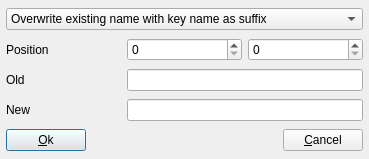
davy7125/polyphone, file sources/dialogs/dialog_rename.ui: the form before one commit.
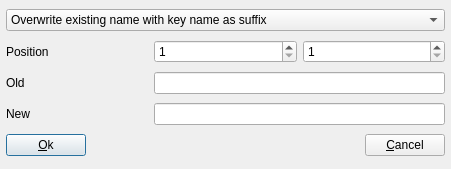
The form after the commit. Icons and pictures are not drawn.

Commit message: Rename positions

The edit to the form file:
```diff
--- a/sources/dialogs/dialog_rename.ui
+++ b/sources/dialogs/dialog_rename.ui
@@ -9,8 +9,8 @@
    <rect>
     <x>0</x>
     <y>0</y>
-    <width>362</width>
-    <height>159</height>
+    <width>451</width>
+    <height>169</height>
    </rect>
   </property>
   <property name="sizePolicy">
@@ -112,6 +112,9 @@
    </item>
    <item row="1" column="2">
     <widget class="QSpinBox" name="spinPos2">
+     <property name="minimum">
+      <number>1</number>
+     </property>
      <property name="maximum">
       <number>20</number>
      </property>
@@ -129,6 +132,9 @@
    </item>
    <item row="1" column="1">
     <widget class="QSpinBox" name="spinPos1">
+     <property name="minimum">
+      <number>1</number>
+     </property>
      <property name="maximum">
       <number>20</number>
      </property>
```
Left out of the diff: 2 changed lines with no effect on the pictures. The commit also changes 2 other files.
